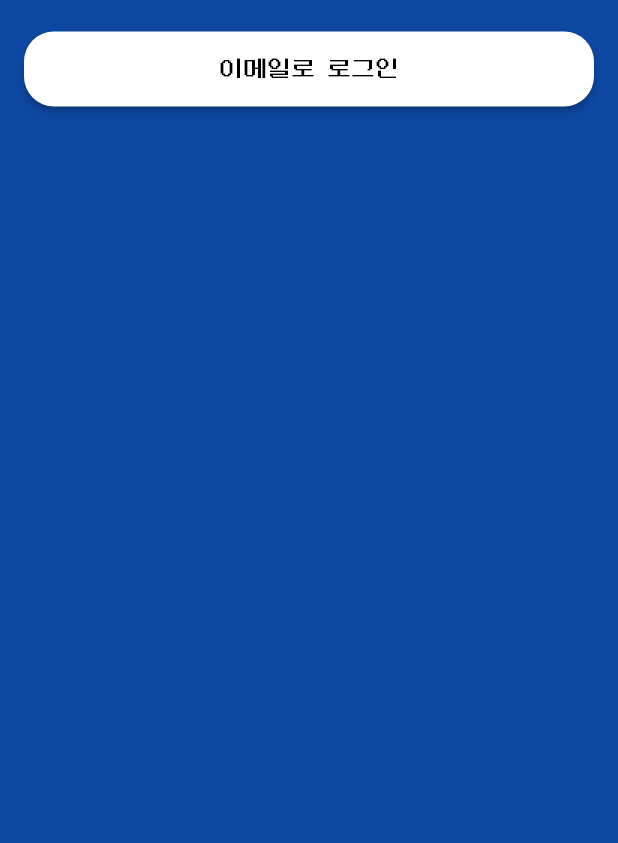
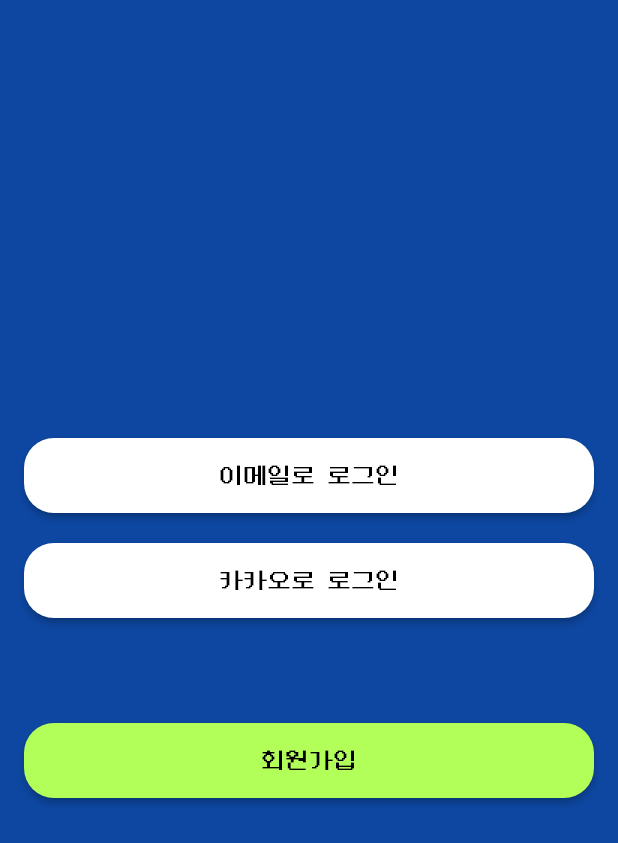
Before and after one commit to jhhwang21c/APP_Matseonim_CupHoldings, a Flutter app: the _MainLoginPage screen opened directly, on a phone screen of 412 x 824 dp. Shown: the top 843 px of the screen. Run offline on Flutter 3.47's test engine with Material 2 defaults, Android fonts, the phone set to English and light mode, and no system bars; our stand-ins replace firebase_auth, firebase_core, flutter_typeahead, get, validators; accounts and stored records are empty; network calls fail.

```diff
--- a/matseonim/lib/components/login_elevated_button.dart
+++ b/matseonim/lib/components/custom_elevated_button.dart
@@ -2,11 +2,12 @@
 
 typedef _RouteCallback = void Function();
 
-class LoginElevatedButton extends StatelessWidget {
+class CustomElevatedButton extends StatelessWidget {
   final String text;
+  final Color? color;
   final _RouteCallback? funPageRoute;
 
-  const LoginElevatedButton({required this.text, this.funPageRoute});
+  const CustomElevatedButton({required this.text, this.funPageRoute, this.color});
 
   @override
   Widget build(BuildContext context) {
@@ -14,7 +15,7 @@
       padding: const EdgeInsets.symmetric(vertical: 5),
       child: ElevatedButton(
         style: ElevatedButton.styleFrom(
-          primary: Colors.white,
+          primary: color ?? Colors.white,
           minimumSize: const Size(double.infinity, 50),
           shape: RoundedRectangleBorder(
             borderRadius: BorderRadius.circular(20),
--- a/matseonim/lib/components/login_form_field.dart
+++ b/matseonim/lib/components/login_form_field.dart
@@ -25,7 +25,7 @@
   final Validator funValidator;
   final TextEditingController? textController;
 
-  LoginFormField({
+  const LoginFormField({
     this.textController,
     required this.shouldObscure,
     required this.hintText,
--- a/matseonim/lib/main.dart
+++ b/matseonim/lib/main.dart
@@ -2,7 +2,7 @@
 import 'package:get/get_navigation/src/root/get_material_app.dart';
 
 import 'package:matseonim/theme.dart';
-import 'package:matseonim/pages/login_page.dart';
+import 'package:matseonim/pages/join_page1.dart';
 
 void main() {
   WidgetsFlutterBinding.ensureInitialized();
@@ -16,7 +16,7 @@
     return GetMaterialApp(
       debugShowCheckedModeBanner: false,
       theme: defaultTheme(),
-      home: LoginPage(),
+      home: JoinPage1(),
     );
   }
 }
--- a/matseonim/lib/pages/login_page.dart
+++ b/matseonim/lib/pages/login_page.dart
@@ -4,8 +4,9 @@
 import 'package:get/get.dart';
 
 import 'package:matseonim/components/login_alert_dialog.dart';
-import 'package:matseonim/components/login_elevated_button.dart';
+import 'package:matseonim/components/custom_elevated_button.dart';
 import 'package:matseonim/components/login_form_field.dart';
+import 'package:matseonim/pages/join_page1.dart';
 import 'package:matseonim/pages/main_page.dart';
 import 'package:matseonim/utils/validator.dart';
 
@@ -64,12 +65,26 @@
       body: Center(
         child: Padding(
           padding: const EdgeInsets.all(16.0),
-          child: ListView(
+          child: Column(
+            mainAxisAlignment: MainAxisAlignment.center,
             children: [
-              LoginElevatedButton(
+              CustomElevatedButton(
                 text: "이메일로 로그인",
                 funPageRoute: () {
                   Get.to(_EmailLoginPage());
+                },
+              ),
+              const SizedBox(height: 10),
+              CustomElevatedButton(
+                text: "카카오로 로그인",
+                funPageRoute: () {},
+              ),
+              const SizedBox(height: 60),
+              CustomElevatedButton(
+                text: "회원가입",
+                color: Colors.lightGreenAccent,
+                funPageRoute: () {
+                  Get.to(JoinPage1());
                 },
               )
             ]
@@ -126,7 +141,7 @@
           funValidator: validatePassword(),
           textController: _passwordTextController,
         ),
-        LoginElevatedButton(
+        CustomElevatedButton(
           text: "로그인",
           funPageRoute: () {
             if (_formKey.currentState!.validate()) {
```
Also changed, not shown: matseonim/lib/components/login_autocomplete_form.dart (+10 -6 lines), matseonim/lib/firebase/user_data.dart (added, +13 -0 lines), matseonim/lib/pages/join_page1.dart (+29 -12 lines), matseonim/lib/pages/join_page2.dart (+34 -11 lines), matseonim/lib/utils/validator.dart (+9 -5 lines), 1 other file.
